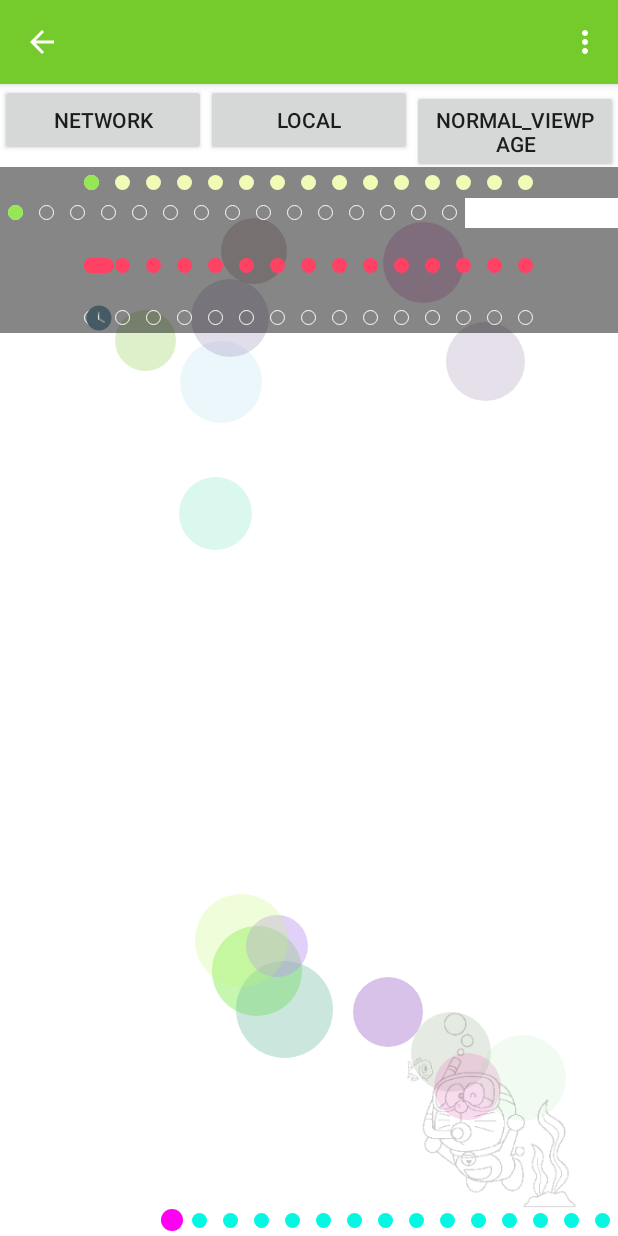
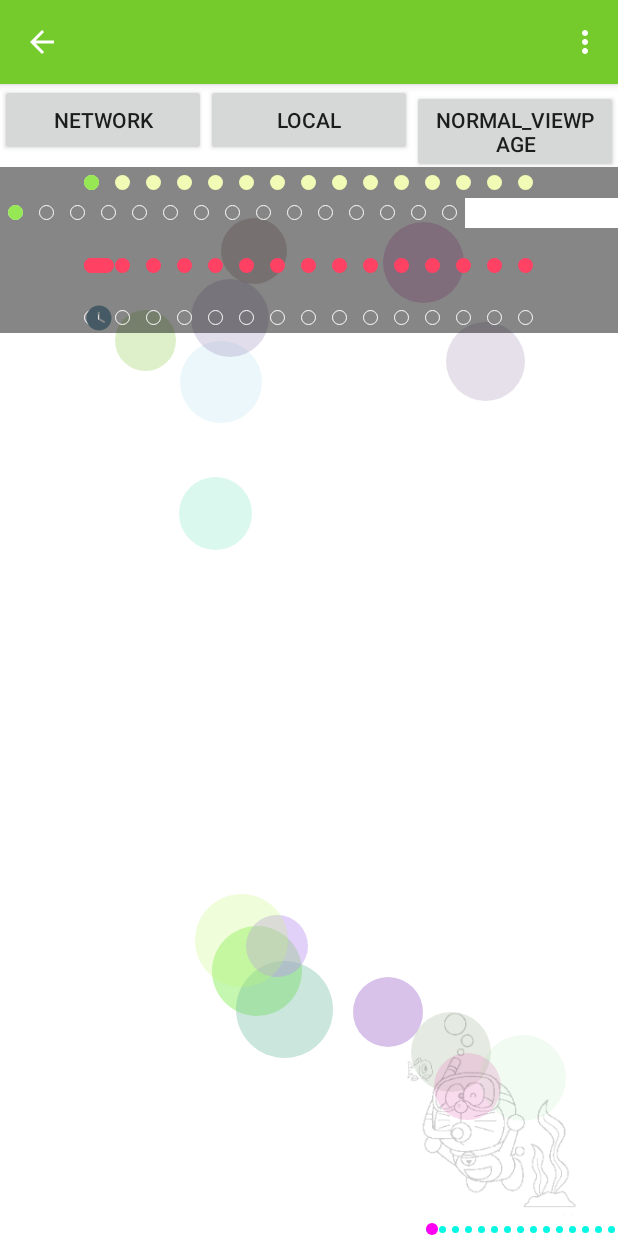
Before and after one commit to yang8807/utils, an Android app: the ActivityBannerView screen opened directly, with no data from a screen before it, on a phone screen of 412 x 824 dp. Run offline under Robolectric (Android 15) with nearby library versions, the phone set to English and light mode, and no system bars; libraries missing offline, so code that uses them is left out: com.jude.swipbackhelper; 3 statements that could not run were skipped.

Commit message:
BannerLooperIndicator:解决了视图大小测量的问题: resolveSize(size,mode);//一个是控件的真实大小,另一个是控件的模式,将模式传进去,就自动测量大小,根据模式,选择需要的值

```diff
--- a/app/src/main/res/layout/activity_looper_view.xml
+++ b/app/src/main/res/layout/activity_looper_view.xml
@@ -50,8 +50,9 @@
             android:layout_height="wrap_content"
             android:layout_alignParentRight="true"
             android:layout_alignParentBottom="true"
-            app:bli_indicator_normal_size="10dp"
-            app:bli_indicator_select_size="15dp"
+            app:bli_indicator_normal_size="5dp"
+            app:bli_indicator_select_size="8dp"
+            app:bli_interval_padding="2dp"
             app:bli_normal="#04f7e3"
             app:bli_select="#ff00f2" />
 
```
Also changed, not shown: 2 other files.
